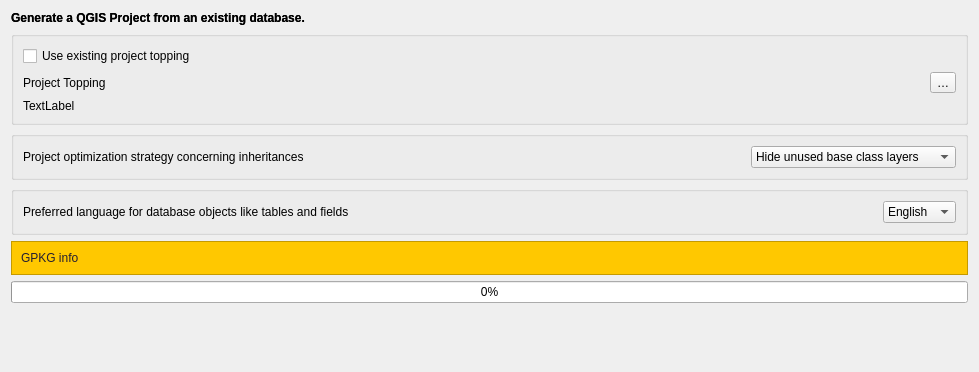
First picture: the form in QgisModelBaker/ui/workflow_wizard/project_creation.ui, repository opengisch/QgisModelBaker, before the edit; both pictures show x 0 to 979 and y 0 to 372 of the 979 by 847 pixel window.
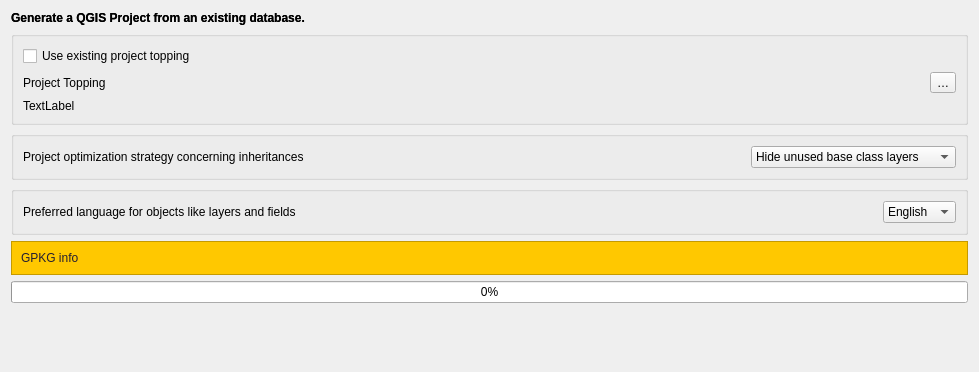
Second picture: the form after the edit. Custom widgets are drawn as their Qt base class.

Commit message: fix tooltip and label texts

The edit to the form file:
```diff
--- a/QgisModelBaker/ui/workflow_wizard/project_creation.ui
+++ b/QgisModelBaker/ui/workflow_wizard/project_creation.ui
@@ -276,7 +276,7 @@
 Select the language in which the QGIS project is to be set up.</string>
         </property>
         <property name="text">
-         <string>Preferred language for database objects like tables and fields</string>
+         <string>Preferred language for objects like layers and fields</string>
         </property>
        </widget>
       </item>
```
The commit also changes 1 other file.
